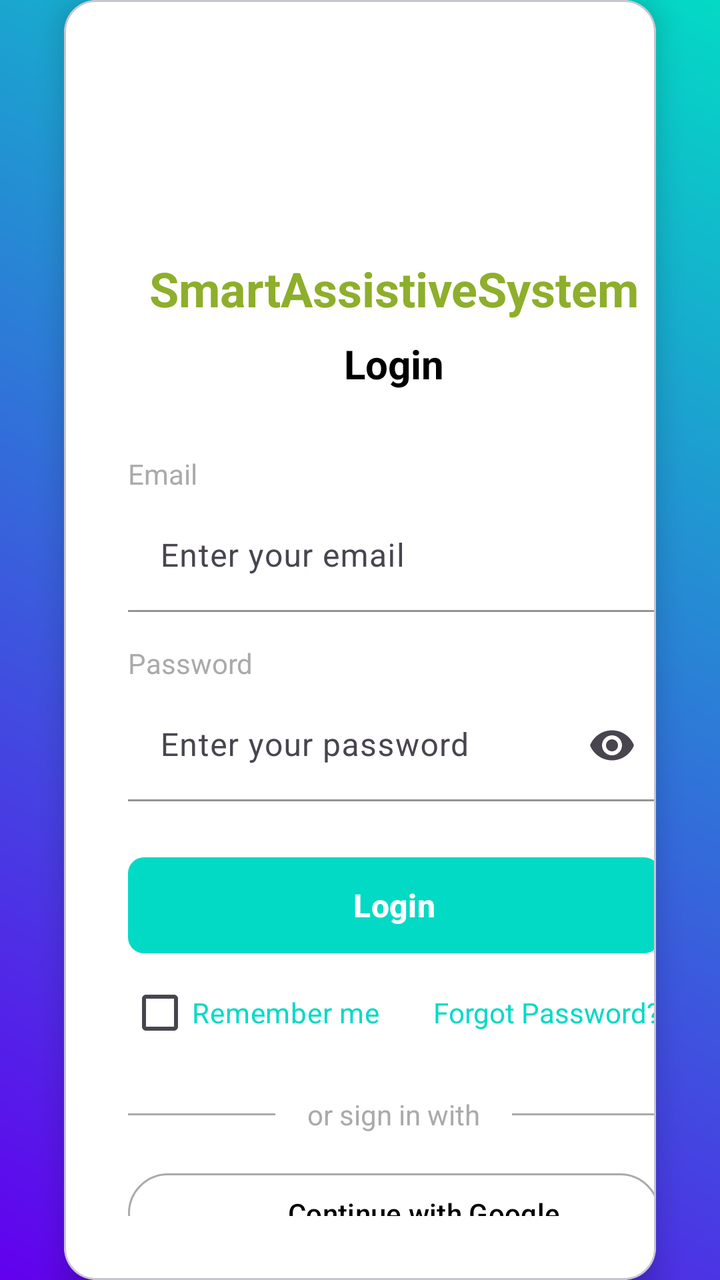
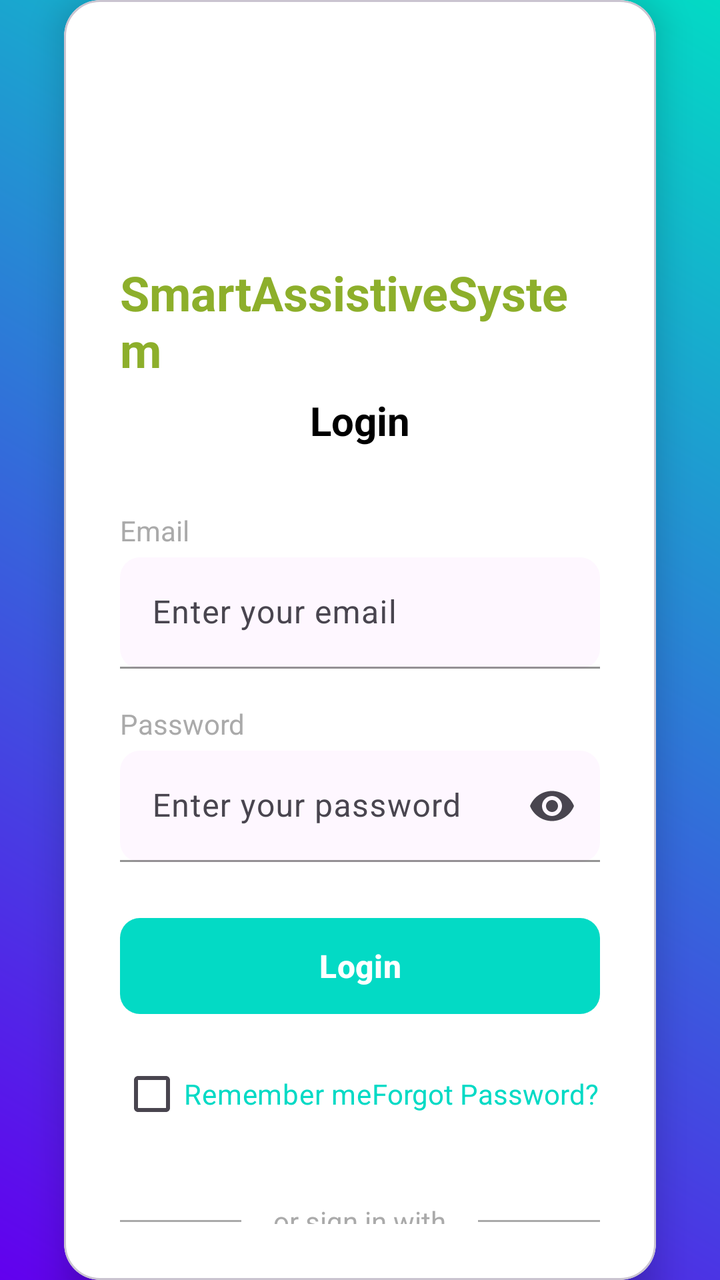

The first picture is an Android layout as it rendered before a commit; the second is the same layout after the commit. The layout source and the unified diff follow.
<!-- AndroidManifest.xml: application theme Theme.SmartAssistiveSystem -->
<!-- res/layout/activity_login.xml -->
<?xml version="1.0" encoding="utf-8"?>
<androidx.constraintlayout.widget.ConstraintLayout xmlns:android="http://schemas.android.com/apk/res/android"
    xmlns:app="http://schemas.android.com/apk/res-auto"
    xmlns:tools="http://schemas.android.com/tools"
    android:layout_width="match_parent"
    android:layout_height="match_parent"
    android:background="@drawable/loginactivity_gradient_background"
    tools:context=".ui.login.LoginActivity">

    
    <com.google.android.material.card.MaterialCardView
        android:id="@+id/login_card"
        android:layout_width="0dp"
        android:layout_height="wrap_content"
        android:layout_marginStart="32dp"
        android:layout_marginTop="64dp"
        android:layout_marginEnd="32dp"
        android:layout_marginBottom="64dp"
        app:cardBackgroundColor="@android:color/white"
        app:cardCornerRadius="16dp"
        app:cardElevation="8dp"
        app:layout_constraintBottom_toBottomOf="parent"
        app:layout_constraintEnd_toEndOf="parent"
        app:layout_constraintStart_toStartOf="parent"
        app:layout_constraintTop_toTopOf="parent">

        <androidx.constraintlayout.widget.ConstraintLayout
            android:layout_width="330dp"
            android:layout_height="wrap_content"
            android:padding="32dp">

            
            <ImageView
                android:id="@+id/iv_logo"
                android:layout_width="80dp"
                android:layout_height="80dp"
                android:src="@mipmap/ic_launcher_round"
                app:layout_constraintEnd_toEndOf="parent"
                app:layout_constraintStart_toStartOf="parent"
                app:layout_constraintTop_toTopOf="parent" />

            
            <TextView
                android:id="@+id/tv_app_name"
                android:layout_width="wrap_content"
                android:layout_height="wrap_content"
                android:layout_marginTop="16dp"
                android:text="@string/smartassistivesystem"
                android:textColor="@color/Name_gradient"
                android:textSize="24sp"
                android:textStyle="bold"
                app:layout_constraintEnd_toEndOf="parent"
                app:layout_constraintStart_toStartOf="parent"
                app:layout_constraintTop_toBottomOf="@id/iv_logo" />

            
            <TextView
                android:id="@+id/tv_login_title"
                android:layout_width="wrap_content"
                android:layout_height="wrap_content"
                android:layout_marginTop="8dp"
                android:text="@string/login"
                android:textColor="@android:color/black"
                android:textSize="20sp"
                android:textStyle="bold"
                app:layout_constraintEnd_toEndOf="parent"
                app:layout_constraintStart_toStartOf="parent"
                app:layout_constraintTop_toBottomOf="@id/tv_app_name" />

            
            <TextView
                android:id="@+id/tv_email_label"
                android:layout_width="wrap_content"
                android:layout_height="wrap_content"
                android:layout_marginTop="32dp"
                android:text="@string/email"
                android:textColor="@android:color/darker_gray"
                android:textSize="14sp"
                app:layout_constraintStart_toStartOf="parent"
                app:layout_constraintTop_toBottomOf="@id/tv_login_title" />

            
            <com.google.android.material.textfield.TextInputLayout
                android:id="@+id/til_email"
                android:layout_width="match_parent"
                android:layout_height="wrap_content"
                android:layout_marginTop="4dp"
                app:boxBackgroundColor="@android:color/white"
                app:boxBackgroundMode="filled"
                app:boxCornerRadiusBottomEnd="8dp"
                app:boxCornerRadiusBottomStart="8dp"
                app:boxCornerRadiusTopEnd="8dp"
                app:boxCornerRadiusTopStart="8dp"
                app:boxStrokeColor="@color/teal_200"
                app:hintTextColor="@color/teal_200"
                app:layout_constraintStart_toStartOf="parent"
                app:layout_constraintTop_toBottomOf="@id/tv_email_label">

                <com.google.android.material.textfield.TextInputEditText
                    android:id="@+id/editTextEmail"
                    android:layout_width="match_parent"
                    android:layout_height="wrap_content"
                    android:hint="@string/enter_your_email"
                    android:inputType="textEmailAddress"
                    android:textColor="@android:color/black"
                    android:textColorHint="@android:color/darker_gray" />
            </com.google.android.material.textfield.TextInputLayout>

            
            <TextView
                android:id="@+id/tv_password_label"
                android:layout_width="wrap_content"
                android:layout_height="wrap_content"
                android:layout_marginTop="16dp"
                android:text="@string/password"
                android:textColor="@android:color/darker_gray"
                android:textSize="14sp"
                app:layout_constraintStart_toStartOf="parent"
                app:layout_constraintTop_toBottomOf="@id/til_email" />

            
            <com.google.android.material.textfield.TextInputLayout
                android:id="@+id/til_password"
                android:layout_width="match_parent"
                android:layout_height="wrap_content"
                android:layout_marginTop="4dp"
                app:boxBackgroundColor="@android:color/white"
                app:boxBackgroundMode="filled"
                app:boxCornerRadiusBottomEnd="8dp"
                app:boxCornerRadiusBottomStart="8dp"
                app:boxCornerRadiusTopEnd="8dp"
                app:boxCornerRadiusTopStart="8dp"
                app:boxStrokeColor="@color/teal_200"
                app:endIconMode="password_toggle"
                app:hintTextColor="@color/teal_200"
                app:layout_constraintStart_toStartOf="parent"
                app:layout_constraintTop_toBottomOf="@id/tv_password_label">

                <com.google.android.material.textfield.TextInputEditText
                    android:id="@+id/editTextPassword"
                    android:layout_width="match_parent"
                    android:layout_height="wrap_content"
                    android:hint="@string/enter_your_password"
                    android:inputType="textPassword"
                    android:textColor="@android:color/black"
                    android:textColorHint="@android:color/darker_gray" />
            </com.google.android.material.textfield.TextInputLayout>

            
            <com.google.android.material.button.MaterialButton
                android:id="@+id/btnLogin"
                android:layout_width="match_parent"
                android:layout_height="56dp"
                android:layout_marginTop="24dp"
                android:text="@string/login"
                android:textSize="16sp"
                android:textStyle="bold"
                app:backgroundTint="@color/teal_200"
                app:cornerRadius="8dp"
                app:layout_constraintStart_toStartOf="parent"
                app:layout_constraintTop_toBottomOf="@id/til_password" />

            
            <CheckBox
                android:id="@+id/cb_remember"
                android:layout_width="wrap_content"
                android:layout_height="wrap_content"
                android:layout_marginTop="16dp"
                android:text="@string/remember_me"
                android:textColor="@color/teal_200"
                android:textSize="14sp"
                app:layout_constraintStart_toStartOf="parent"
                app:layout_constraintTop_toBottomOf="@id/btnLogin"
                app:layout_constraintBottom_toBottomOf="@id/tv_forgot_password" />

            
            <TextView
                android:id="@+id/tv_forgot_password"
                android:layout_width="wrap_content"
                android:layout_height="wrap_content"
                android:layout_marginTop="16dp"
                android:background="?attr/selectableItemBackground"
                android:clickable="true"
                android:focusable="true"
                android:text="@string/forgot_password"
                android:textColor="@color/teal_200"
                android:textSize="14sp"
                app:layout_constraintEnd_toEndOf="parent"
                app:layout_constraintTop_toBottomOf="@id/btnLogin" />

            
            <LinearLayout
                android:id="@+id/social_divider"
                android:layout_width="match_parent"
                android:layout_height="wrap_content"
                android:layout_marginTop="32dp"
                android:gravity="center_vertical"
                android:orientation="horizontal"
                app:layout_constraintStart_toStartOf="parent"
                app:layout_constraintTop_toBottomOf="@id/tv_forgot_password">

                <View
                    android:layout_width="0dp"
                    android:layout_height="1dp"
                    android:layout_weight="1"
                    android:background="@android:color/darker_gray" />

                <TextView
                    android:layout_width="wrap_content"
                    android:layout_height="wrap_content"
                    android:layout_marginHorizontal="16dp"
                    android:text="@string/or_sign_in_with"
                    android:textColor="@android:color/darker_gray"
                    android:textSize="14sp" />

                <View
                    android:layout_width="0dp"
                    android:layout_height="1dp"
                    android:layout_weight="1"
                    android:background="@android:color/darker_gray" />
            </LinearLayout>

            
            <com.google.android.material.button.MaterialButton
                android:id="@+id/btnGoogle"
                android:layout_width="match_parent"
                android:layout_height="48dp"
                android:layout_marginTop="16dp"
                android:text="@string/continue_with_google"
                android:textAllCaps="false"
                android:textColor="@android:color/black"
                app:icon="@drawable/ic_google"
                app:iconGravity="textStart"
                app:iconPadding="12dp"
                app:backgroundTint="@android:color/white"
                app:strokeColor="@android:color/darker_gray"
                app:strokeWidth="1dp"
                app:layout_constraintStart_toStartOf="parent"
                app:layout_constraintTop_toBottomOf="@id/social_divider" />

            
            <TextView
                android:id="@+id/tv_sign_up"
                android:layout_width="wrap_content"
                android:layout_height="wrap_content"
                android:layout_marginTop="24dp"
                android:text="@string/don_t_have_an_account_sign_up"
                android:textColor="@android:color/darker_gray"
                android:textSize="14sp"
                app:layout_constraintEnd_toEndOf="parent"
                app:layout_constraintStart_toStartOf="parent"
                app:layout_constraintTop_toBottomOf="@id/btnGoogle" />

        </androidx.constraintlayout.widget.ConstraintLayout>

    </com.google.android.material.card.MaterialCardView>

</androidx.constraintlayout.widget.ConstraintLayout>
<!-- resources referenced by this layout -->
<resources>
  <color name="Name_gradient">#8DAF2B</color>
  <color name="teal_200">#03DAC5</color>
  <!-- drawable ic_google (drawable) -->
  <vector xmlns:android="http://schemas.android.com/apk/res/android" android:width="24dp" android:height="24dp" android:viewportWidth="24" android:viewportHeight="24" android:tint="?attr/colorControlNormal">
      <path android:fillColor="@android:color/white" android:pathData="M12.479,14.265v-3.279h11.049c0.108,0.571,0.164,1.247,0.164,1.979c0,2.46-0.672,5.502-2.84,7.669 C18.744,22.829,16.051,24,12.483,24C5.869,24,0.308,18.613,0.308,12S5.869,0,12.483,0c3.659,0,6.265,1.436,8.223,3.307L18.392,5.62 c-1.404-1.317-3.307-2.341-5.913-2.341C7.65,3.279,3.873,7.171,3.873,12s3.777,8.721,8.606,8.721c3.132,0,4.916-1.258,6.059-2.401 c0.927-0.927,1.537-2.251,1.777-4.059L12.479,14.265z"/>
  </vector>
  <!-- drawable loginactivity_gradient_background (drawable) -->
  <?xml version="1.0" encoding="utf-8"?>
  <shape xmlns:android="http://schemas.android.com/apk/res/android">
      <gradient
          android:startColor="@color/purple_500"
          android:endColor="@color/teal_200"
          android:angle="45"
          android:type="linear" />
  </shape>
  <!-- mipmap ic_launcher_round (mipmap-anydpi-v26) -->
  <?xml version="1.0" encoding="utf-8"?>
  <adaptive-icon xmlns:android="http://schemas.android.com/apk/res/android">
      <background android:drawable="@drawable/ic_launcher_background"/>
      <foreground android:drawable="@mipmap/ic_launcher_foreground"/>
  </adaptive-icon>
  <string name="continue_with_google">Continue with Google</string>
  <string name="don_t_have_an_account_sign_up">Don\'t have an account? Sign Up</string>
  <string name="email">Email</string>
  <string name="enter_your_email">Enter your email</string>
  <string name="enter_your_password">Enter your password</string>
  <string name="forgot_password">Forgot Password?</string>
  <string name="login">Login</string>
  <string name="or_sign_in_with">or sign in with</string>
  <string name="password">Password</string>
  <string name="remember_me">Remember me</string>
  <string name="smartassistivesystem">SmartAssistiveSystem</string>
  <style name="Theme.SmartAssistiveSystem" parent="Theme.Material3.DayNight.NoActionBar">
          
          <item name="windowActionBar">false</item>
          <item name="windowNoTitle">true</item>
  
          
          <item name="colorPrimary">@color/purple_500</item>
          <item name="colorPrimaryVariant">@color/purple_700</item>
          <item name="colorOnPrimary">@color/white</item>
  
          
          <item name="colorSecondary">@color/teal_200</item>
          <item name="colorOnSecondary">@color/black</item>
  
          
          <item name="android:statusBarColor">?attr/colorPrimaryVariant</item>
  
          
          <item name="actionMenuTextAppearance">@style/ActionMenuTextStyle</item>
      </style>
  <color name="purple_500">#6200EE</color>
  <!-- drawable ic_launcher_background: vector/xml drawable (drawable, 4866 chars, omitted) -->
  <color name="purple_700">#3700B3</color>
  <color name="white">#FFFFFF</color>
  <color name="black">#000000</color>
  <style name="ActionMenuTextStyle" parent="@android:style/TextAppearance.Widget.IconMenu.Item">
          <item name="android:textSize">14sp</item>
          <item name="android:textColor">#FFFFFF</item>
          <item name="android:textAllCaps">false</item>
      </style>
</resources>

<!-- the commit's change to res/layout/activity_login.xml (unified diff, before → after) -->
@@ -1,5 +1,6 @@
 <?xml version="1.0" encoding="utf-8"?>
-<androidx.constraintlayout.widget.ConstraintLayout xmlns:android="http://schemas.android.com/apk/res/android"
+<androidx.constraintlayout.widget.ConstraintLayout
+    xmlns:android="http://schemas.android.com/apk/res/android"
     xmlns:app="http://schemas.android.com/apk/res-auto"
     xmlns:tools="http://schemas.android.com/tools"
     android:layout_width="match_parent"
@@ -17,55 +18,55 @@
         android:layout_marginEnd="32dp"
         android:layout_marginBottom="64dp"
         app:cardBackgroundColor="@android:color/white"
-        app:cardCornerRadius="16dp"
-        app:cardElevation="8dp"
+        app:cardCornerRadius="18dp"
+        app:cardElevation="10dp"
+        app:layout_constraintTop_toTopOf="parent"
         app:layout_constraintBottom_toBottomOf="parent"
-        app:layout_constraintEnd_toEndOf="parent"
         app:layout_constraintStart_toStartOf="parent"
-        app:layout_constraintTop_toTopOf="parent">
+        app:layout_constraintEnd_toEndOf="parent">
 
         <androidx.constraintlayout.widget.ConstraintLayout
-            android:layout_width="330dp"
+            android:layout_width="match_parent"
             android:layout_height="wrap_content"
-            android:padding="32dp">
+            android:padding="28dp">
 
             
             <ImageView
                 android:id="@+id/iv_logo"
-                android:layout_width="80dp"
-                android:layout_height="80dp"
+                android:layout_width="90dp"
+                android:layout_height="90dp"
                 android:src="@mipmap/ic_launcher_round"
-                app:layout_constraintEnd_toEndOf="parent"
-                app:layout_constraintStart_toStartOf="parent"
-                app:layout_constraintTop_toTopOf="parent" />
+                app:layout_constraintTop_toTopOf="parent"
+                app:layout_constraintStart_toStartOf="parent"
+                app:layout_constraintEnd_toEndOf="parent" />
 
             
             <TextView
                 android:id="@+id/tv_app_name"
                 android:layout_width="wrap_content"
                 android:layout_height="wrap_content"
-                android:layout_marginTop="16dp"
+                android:layout_marginTop="12dp"
                 android:text="@string/smartassistivesystem"
                 android:textColor="@color/Name_gradient"
                 android:textSize="24sp"
                 android:textStyle="bold"
-                app:layout_constraintEnd_toEndOf="parent"
-                app:layout_constraintStart_toStartOf="parent"
-                app:layout_constraintTop_toBottomOf="@id/iv_logo" />
+                app:layout_constraintTop_toBottomOf="@id/iv_logo"
+                app:layout_constraintStart_toStartOf="parent"
+                app:layout_constraintEnd_toEndOf="parent" />
 
             
             <TextView
                 android:id="@+id/tv_login_title"
                 android:layout_width="wrap_content"
                 android:layout_height="wrap_content"
-                android:layout_marginTop="8dp"
+                android:layout_marginTop="6dp"
                 android:text="@string/login"
                 android:textColor="@android:color/black"
                 android:textSize="20sp"
                 android:textStyle="bold"
-                app:layout_constraintEnd_toEndOf="parent"
-                app:layout_constraintStart_toStartOf="parent"
-                app:layout_constraintTop_toBottomOf="@id/tv_app_name" />
+                app:layout_constraintTop_toBottomOf="@id/tv_app_name"
+                app:layout_constraintStart_toStartOf="parent"
+                app:layout_constraintEnd_toEndOf="parent" />
 
             
             <TextView
@@ -76,8 +77,8 @@
                 android:text="@string/email"
                 android:textColor="@android:color/darker_gray"
                 android:textSize="14sp"
-                app:layout_constraintStart_toStartOf="parent"
-                app:layout_constraintTop_toBottomOf="@id/tv_login_title" />
+                app:layout_constraintTop_toBottomOf="@id/tv_login_title"
+                app:layout_constraintStart_toStartOf="parent" />
 
             
             <com.google.android.material.textfield.TextInputLayout
@@ -85,16 +86,15 @@
                 android:layout_width="match_parent"
                 android:layout_height="wrap_content"
                 android:layout_marginTop="4dp"
-                app:boxBackgroundColor="@android:color/white"
                 app:boxBackgroundMode="filled"
-                app:boxCornerRadiusBottomEnd="8dp"
-                app:boxCornerRadiusBottomStart="8dp"
-                app:boxCornerRadiusTopEnd="8dp"
-                app:boxCornerRadiusTopStart="8dp"
+                app:boxCornerRadiusTopStart="10dp"
+                app:boxCornerRadiusTopEnd="10dp"
+                app:boxCornerRadiusBottomStart="10dp"
+                app:boxCornerRadiusBottomEnd="10dp"
                 app:boxStrokeColor="@color/teal_200"
                 app:hintTextColor="@color/teal_200"
-                app:layout_constraintStart_toStartOf="parent"
-                app:layout_constraintTop_toBottomOf="@id/tv_email_label">
+                app:layout_constraintTop_toBottomOf="@id/tv_email_label"
+                app:layout_constraintStart_toStartOf="parent">
 
                 <com.google.android.material.textfield.TextInputEditText
                     android:id="@+id/editTextEmail"
@@ -111,12 +111,12 @@
                 android:id="@+id/tv_password_label"
                 android:layout_width="wrap_content"
                 android:layout_height="wrap_content"
-                android:layout_marginTop="16dp"
+                android:layout_marginTop="18dp"
                 android:text="@string/password"
                 android:textColor="@android:color/darker_gray"
                 android:textSize="14sp"
-                app:layout_constraintStart_toStartOf="parent"
-                app:layout_constraintTop_toBottomOf="@id/til_email" />
+                app:layout_constraintTop_toBottomOf="@id/til_email"
+                app:layout_constraintStart_toStartOf="parent" />
 
             
             <com.google.android.material.textfield.TextInputLayout
@@ -124,17 +124,16 @@
                 android:layout_width="match_parent"
                 android:layout_height="wrap_content"
                 android:layout_marginTop="4dp"
-                app:boxBackgroundColor="@android:color/white"
+                app:endIconMode="password_toggle"
                 app:boxBackgroundMode="filled"
-                app:boxCornerRadiusBottomEnd="8dp"
-                app:boxCornerRadiusBottomStart="8dp"
-                app:boxCornerRadiusTopEnd="8dp"
-                app:boxCornerRadiusTopStart="8dp"
+                app:boxCornerRadiusTopStart="10dp"
+                app:boxCornerRadiusTopEnd="10dp"
+                app:boxCornerRadiusBottomStart="10dp"
+                app:boxCornerRadiusBottomEnd="10dp"
                 app:boxStrokeColor="@color/teal_200"
-                app:endIconMode="password_toggle"
                 app:hintTextColor="@color/teal_200"
-                app:layout_constraintStart_toStartOf="parent"
-                app:layout_constraintTop_toBottomOf="@id/tv_password_label">
+                app:layout_constraintTop_toBottomOf="@id/tv_password_label"
+                app:layout_constraintStart_toStartOf="parent">
 
                 <com.google.android.material.textfield.TextInputEditText
                     android:id="@+id/editTextPassword"
@@ -153,51 +152,53 @@
                 android:layout_height="56dp"
                 android:layout_marginTop="24dp"
                 android:text="@string/login"
+                android:textAllCaps="false"
                 android:textSize="16sp"
                 android:textStyle="bold"
+                app:cornerRadius="10dp"
                 app:backgroundTint="@color/teal_200"
-                app:cornerRadius="8dp"
-                app:layout_constraintStart_toStartOf="parent"
-                app:layout_constraintTop_toBottomOf="@id/til_password" />
-
-            
-            <CheckBox
-                android:id="@+id/cb_remember"
-                android:layout_width="wrap_content"
-                android:layout_height="wrap_content"
-                android:layout_marginTop="16dp"
-                android:text="@string/remember_me"
-                android:textColor="@color/teal_200"
-                android:textSize="14sp"
-                app:layout_constraintStart_toStartOf="parent"
+                app:layout_constraintTop_toBottomOf="@id/til_password"
+                app:layout_constraintStart_toStartOf="parent" />
+
+            
+            <LinearLayout
+                android:id="@+id/remember_forgot_row"
+                android:layout_width="match_parent"
+                android:layout_height="wrap_content"
+                android:layout_marginTop="12dp"
+                android:orientation="horizontal"
                 app:layout_constraintTop_toBottomOf="@id/btnLogin"
-                app:layout_constraintBottom_toBottomOf="@id/tv_forgot_password" />
-
-            
-            <TextView
-                android:id="@+id/tv_forgot_password"
-                android:layout_width="wrap_content"
-                android:layout_height="wrap_content"
-                android:layout_marginTop="16dp"
-                android:background="?attr/selectableItemBackground"
-                android:clickable="true"
-                android:focusable="true"
-                android:text="@string/forgot_password"
-                android:textColor="@color/teal_200"
-                android:textSize="14sp"
-                app:layout_constraintEnd_toEndOf="parent"
-                app:layout_constraintTop_toBottomOf="@id/btnLogin" />
+                app:layout_constraintStart_toStartOf="parent"
+                app:layout_constraintEnd_toEndOf="parent">
+
+                <CheckBox
+                    android:id="@+id/cb_remember"
+                    android:layout_width="wrap_content"
+                    android:layout_height="wrap_content"
+                    android:text="@string/remember_me"
+                    android:textColor="@color/teal_200"
+                    android:textSize="14sp" />
+
+                <TextView
+                    android:id="@+id/tv_forgot_password"
+                    android:layout_width="wrap_content"
+                    android:layout_height="wrap_content"
+                    android:text="@string/forgot_password"
+                    android:textColor="@color/teal_200"
+                    android:textSize="14sp"
+                    android:clickable="true"
+                    android:focusable="true" />
+            </LinearLayout>
 
             
             <LinearLayout
                 android:id="@+id/social_divider"
                 android:layout_width="match_parent"
                 android:layout_height="wrap_content"
-                android:layout_marginTop="32dp"
+                android:layout_marginTop="30dp"
+                android:orientation="horizontal"
                 android:gravity="center_vertical"
-                android:orientation="horizontal"
-                app:layout_constraintStart_toStartOf="parent"
-                app:layout_constraintTop_toBottomOf="@id/tv_forgot_password">
+                app:layout_constraintTop_toBottomOf="@id/remember_forgot_row">
 
                 <View
                     android:layout_width="0dp"
@@ -224,7 +225,7 @@
             <com.google.android.material.button.MaterialButton
                 android:id="@+id/btnGoogle"
                 android:layout_width="match_parent"
-                android:layout_height="48dp"
+                android:layout_height="50dp"
                 android:layout_marginTop="16dp"
                 android:text="@string/continue_with_google"
                 android:textAllCaps="false"
@@ -232,10 +233,10 @@
                 app:icon="@drawable/ic_google"
                 app:iconGravity="textStart"
                 app:iconPadding="12dp"
+                app:cornerRadius="10dp"
                 app:backgroundTint="@android:color/white"
                 app:strokeColor="@android:color/darker_gray"
                 app:strokeWidth="1dp"
-                app:layout_constraintStart_toStartOf="parent"
                 app:layout_constraintTop_toBottomOf="@id/social_divider" />
 
             
@@ -243,16 +244,15 @@
                 android:id="@+id/tv_sign_up"
                 android:layout_width="wrap_content"
                 android:layout_height="wrap_content"
-                android:layout_marginTop="24dp"
+                android:layout_marginTop="20dp"
                 android:text="@string/don_t_have_an_account_sign_up"
                 android:textColor="@android:color/darker_gray"
                 android:textSize="14sp"
-                app:layout_constraintEnd_toEndOf="parent"
-                app:layout_constraintStart_toStartOf="parent"
-                app:layout_constraintTop_toBottomOf="@id/btnGoogle" />
+                app:layout_constraintTop_toBottomOf="@id/btnGoogle"
+                app:layout_constraintStart_toStartOf="parent"
+                app:layout_constraintEnd_toEndOf="parent" />
 
         </androidx.constraintlayout.widget.ConstraintLayout>
-
     </com.google.android.material.card.MaterialCardView>
 
 </androidx.constraintlayout.widget.ConstraintLayout>
